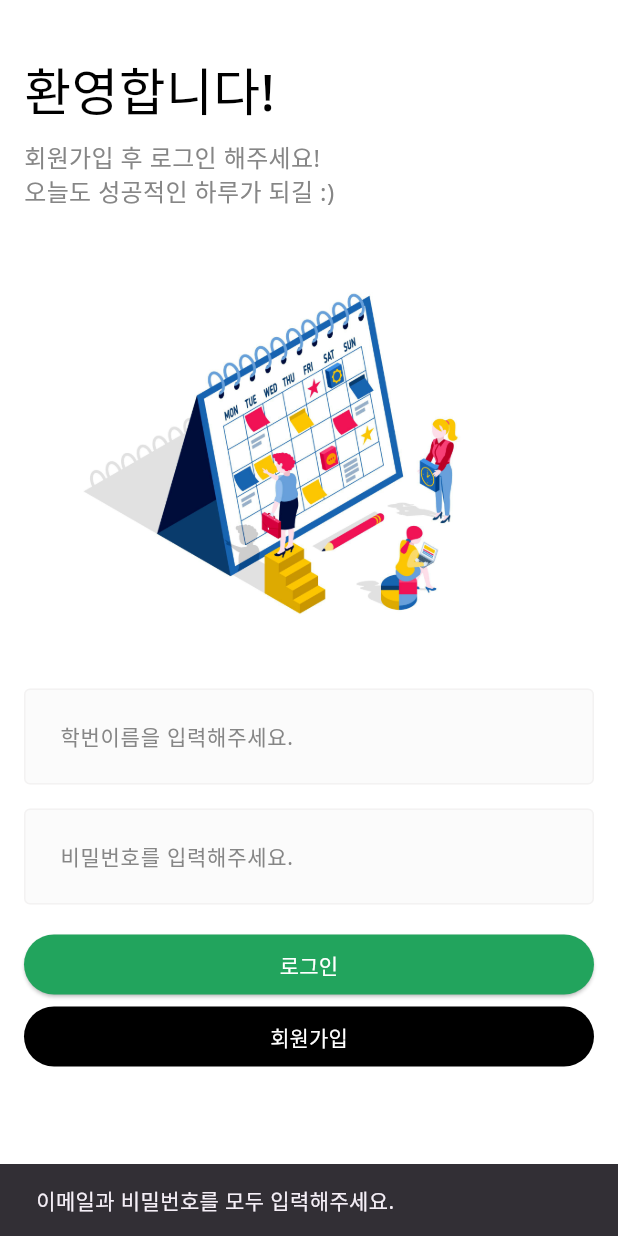
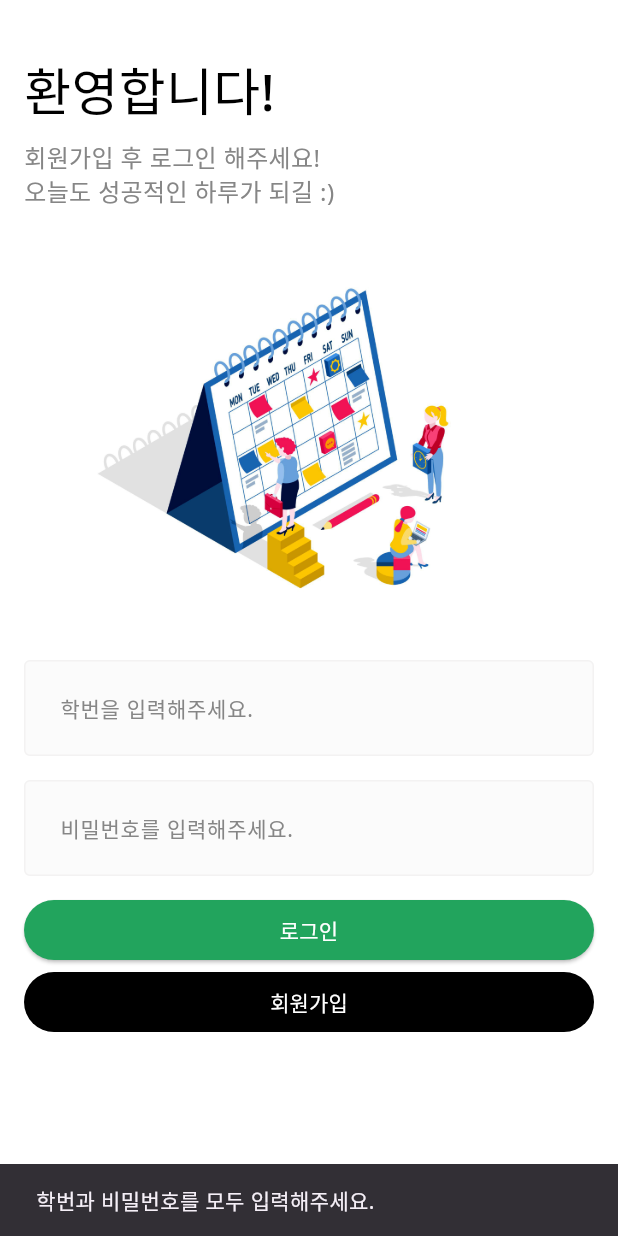
Before and after one commit to kimjuho913-master/ourclasscalendar, a Flutter app: the screen it shows after launch, after a tap on "로그인", on a phone screen of 412 x 824 dp. Run offline on Flutter 3.47's test engine with Material 3 defaults, Android fonts, the phone set to English and light mode, and no system bars; our stand-ins replace cloud_firestore, firebase_auth, firebase_core; accounts and stored records are empty.

Commit message:
고지가 코앞

```diff
--- a/lib/main.dart
+++ b/lib/main.dart
@@ -4,6 +4,7 @@ import 'package:class_calendar/services/firestore_service.dart';
 import 'package:firebase_core/firebase_core.dart';
 import 'package:flutter/material.dart';
 import 'package:intl/date_symbol_data_local.dart';
+import 'package:flutter/services.dart';
 
 void main() async {
   // main 함수는 기존과 동일합니다.
@@ -11,6 +12,12 @@ void main() async {
   await Firebase.initializeApp(
     options: DefaultFirebaseOptions.currentPlatform,
   );
+
+  await SystemChrome.setPreferredOrientations([
+    DeviceOrientation.portraitUp,
+    DeviceOrientation.portraitDown,
+  ]);
+
   await initializeDateFormatting();
 
   final firestoreService = FirestoreService();
--- a/lib/screen/login_screen.dart
+++ b/lib/screen/login_screen.dart
@@ -14,14 +14,11 @@ class LoginScreen extends StatefulWidget {
 }
 
 class _LoginScreenState extends State<LoginScreen> {
-  String email = '';
+  String userId = '';
   String password = '';
 
   @override
   Widget build(BuildContext context) {
-    // 현재 화면의 너비를 가져옵니다.
-    final screenWidth = MediaQuery.of(context).size.width;
-
     return DefaultLayout(
       child: SingleChildScrollView(
         keyboardDismissBehavior: ScrollViewKeyboardDismissBehavior.onDrag,
@@ -31,25 +28,21 @@ class _LoginScreenState extends State<LoginScreen> {
             child: Column(
               crossAxisAlignment: CrossAxisAlignment.stretch,
               children: [
-                const SizedBox(height: 35.0), // 상단 여백
+                const SizedBox(height: 35.0),
                 const _Title(),
                 const SizedBox(height: 8.0),
                 const _SubTitle(),
-                // [수정] 이미지 위젯
-                // 화면 너비의 60%를 차지하도록 너비를 설정합니다.
                 FractionallySizedBox(
-                  widthFactor: 0.8,
+                  widthFactor: 0.75,
                   child: Image.asset(
                     'asset/img/logo.png',
                   ),
                 ),
-
-                const SizedBox(height: 16.0), // 이미지와 입력창 사이 여백
-
+                const SizedBox(height: 16.0),
                 CustomTextFormField(
-                  hintText: '학번이름을 입력해주세요.',
+                  hintText: '학번을 입력해주세요.',
                   onChanged: (String value) {
-                    email = '$value@hs.go';
+                    userId = value;
                   },
                 ),
                 const SizedBox(height: 16.0),
@@ -63,27 +56,41 @@ class _LoginScreenState extends State<LoginScreen> {
                 const SizedBox(height: 16.0),
                 ElevatedButton(
                   onPressed: () async {
-                    // 로그인 로직은 그대로 유지
-                    if (email.isEmpty || password.isEmpty) {
+                    if (userId.isEmpty || password.isEmpty) {
                       ScaffoldMessenger.of(context).showSnackBar(
                         const SnackBar(
-                            content: Text('이메일과 비밀번호를 모두 입력해주세요.')),
+                            content: Text('학번과 비밀번호를 모두 입력해주세요.')),
                       );
                       return;
                     }
                     try {
+                      // 1. 이메일 형식으로 로그인 시도
+                      final userCredential =
                       await FirebaseAuth.instance.signInWithEmailAndPassword(
-                        email: email.trim(),
+                        email: '23hs${userId.trim()}@cbhs.hs.kr',
                         password: password.trim(),
                       );
+
+                      // [핵심] 로그인 성공 후, 이메일 인증이 완료되었는지 확인
+                      if (userCredential.user != null &&
+                          !userCredential.user!.emailVerified) {
+
+                        // 인증이 안됐으면 바로 로그아웃 시키고 에러를 발생시켜 catch 블록으로 보냄
+                        await FirebaseAuth.instance.signOut();
+                        throw FirebaseAuthException(code: 'email-not-verified');
+                      }
+
                     } on FirebaseAuthException catch (e) {
                       String message = '로그인에 실패했습니다.';
                       if (e.code == 'user-not-found' ||
                           e.code == 'wrong-password' ||
                           e.code == 'invalid-credential') {
-                        message = '학번이름 또는 비밀번호가 잘못되었습니다.';
+                        message = '학번 또는 비밀번호가 잘못되었습니다.';
                       } else if (e.code == 'invalid-email') {
-                        message = '유효하지 않은 학번이름 형식입니다.';
+                        message = '유효하지 않은 학번 형식입니다.';
+                      } else if (e.code == 'email-not-verified') {
+                        // [핵심] 이메일 미인증 에러 처리
+                        message = '이메일 인증이 필요합니다. 학교 메일함을 확인해주세요.';
                       }
                       ScaffoldMessenger.of(context).showSnackBar(
                         SnackBar(content: Text(message)),
@@ -92,9 +99,11 @@ class _LoginScreenState extends State<LoginScreen> {
                   },
                   style: ElevatedButton.styleFrom(
                     backgroundColor: goodColor,
+                    tapTargetSize: MaterialTapTargetSize.shrinkWrap,
                   ),
                   child: const Text('로그인', style: TextStyle(color: Colors.white)),
                 ),
+                const SizedBox(height: 8.0),
                 TextButton(
                   onPressed: () {
                     Navigator.of(context).push(
@@ -104,6 +113,7 @@ class _LoginScreenState extends State<LoginScreen> {
                   },
                   style: TextButton.styleFrom(
                     backgroundColor: Colors.black,
+                    tapTargetSize: MaterialTapTargetSize.shrinkWrap,
                   ),
                   child: const Text(
                     '회원가입',
@@ -119,14 +129,12 @@ class _LoginScreenState extends State<LoginScreen> {
   }
 }
 
-// _Title과 _SubTitle 위젯은 반응형 폰트 크기를 유지합니다.
 class _Title extends StatelessWidget {
   const _Title({super.key});
 
   @override
   Widget build(BuildContext context) {
-
-    return Text(
+    return const Text(
       '환영합니다!',
       style: TextStyle(
         fontSize: 34,
@@ -142,8 +150,7 @@ class _SubTitle extends StatelessWidget {
 
   @override
   Widget build(BuildContext context) {
-
-    return Text(
+    return const Text(
       '회원가입 후 로그인 해주세요!\n오늘도 성공적인 하루가 되길 :)',
       style: TextStyle(
         fontSize: 16,
--- a/lib/screen/register_screen.dart
+++ b/lib/screen/register_screen.dart
@@ -14,15 +14,12 @@ class RegisterScreen extends StatefulWidget {
 
 class _RegisterScreenState extends State<RegisterScreen> {
   final FirestoreService _firestoreService = FirestoreService();
-  // [추가] Form의 상태를 관리하기 위한 GlobalKey
   final _formKey = GlobalKey<FormState>();
-  String studentId = '';
+  String userId = '';
   String password = '';
   bool isLoading = false;
 
   void onRegisterPressed() async {
-    // [수정] Form의 유효성을 먼저 검사합니다.
-    // validate()가 false를 반환하면 (validator에서 에러 메시지를 반환하면) 더 이상 진행하지 않습니다.
     if (!_formKey.currentState!.validate()) {
       return;
     }
@@ -33,31 +30,43 @@ class _RegisterScreenState extends State<RegisterScreen> {
 
     try {
       final bool isAllowed =
-      await _firestoreService.isStudentAllowed(studentId.trim());
+      await _firestoreService.isUserAllowed(userId.trim());
 
       if (!isAllowed) {
-        throw FirebaseAuthException(code: 'student-not-allowed');
+        throw FirebaseAuthException(code: 'user-not-allowed');
       }
 
+      // 1. 사용자 계정을 생성합니다.
+      final userCredential =
       await FirebaseAuth.instance.createUserWithEmailAndPassword(
-        email: '${studentId.trim()}@hs.go',
+        email: '23hs${userId.trim()}@cbhs.hs.kr',
         password: password.trim(),
       );
 
+      // [핵심] 생성된 계정으로 인증 이메일을 보냅니다.
+      if (userCredential.user != null) {
+        await userCredential.user!.sendEmailVerification();
+      }
+
+      // 가입 후에는 자동 로그인을 막기 위해 로그아웃 처리합니다.
       await FirebaseAuth.instance.signOut();
 
       if (mounted) {
+        // [수정] 사용자에게 이메일을 확인하라는 안내 메시지를 보여줍니다.
         ScaffoldMessenger.of(context).showSnackBar(
-          const SnackBar(content: Text('회원가입에 성공했습니다! 로그인해주세요.')),
+          const SnackBar(
+            content: Text('회원가입 완료! 학교 이메일을 확인하여 계정을 활성화해주세요.'),
+            duration: Duration(seconds: 5), // 메시지를 더 오래 표시
+          ),
         );
         Navigator.of(context).pop();
       }
     } on FirebaseAuthException catch (e) {
       String message = '회원가입에 실패했습니다.';
-      if (e.code == 'student-not-allowed') {
+      if (e.code == 'user-not-allowed') {
         message = '허용되지 않은 사용자입니다. 관리자에게 문의하세요.';
       } else if (e.code == 'email-already-in-use') {
-        message = '이미 가입된 학번이름입니다.';
+        message = '이미 가입된 학번입니다.';
       } else if (e.code == 'weak-password') {
         message = '비밀번호는 6자 이상이어야 합니다.';
       }
@@ -82,7 +91,6 @@ class _RegisterScreenState extends State<RegisterScreen> {
         child: SafeArea(
           child: Padding(
             padding: const EdgeInsets.symmetric(horizontal: 16.0),
-            // [추가] Form 위젯으로 감싸서 유효성 검사를 활성화합니다.
             child: Form(
               key: _formKey,
               child: Column(
@@ -95,17 +103,16 @@ class _RegisterScreenState extends State<RegisterScreen> {
                   ),
                   const SizedBox(height: 8),
                   const Text(
-                    '학번이름과 사용할 비밀번호를 입력해주세요.',
+                    '학번과 사용할 비밀번호를 입력해주세요.',
                     style: TextStyle(fontSize: 16),
                   ),
                   const SizedBox(height: 32),
                   CustomTextFormField(
-                    hintText: '학번이름',
-                    onChanged: (value) => studentId = value,
-                    // [추가] 학번이름이 비어있는지 검사합니다.
+                    hintText: '학번',
+                    onChanged: (value) => userId = value,
                     validator: (value) {
                       if (value == null || value.isEmpty) {
-                        return '학번이름을 입력해주세요.';
+                        return '학번을 입력해주세요.';
                       }
                       return null;
                     },
@@ -115,7 +122,6 @@ class _RegisterScreenState extends State<RegisterScreen> {
                     hintText: '비밀번호',
                     onChanged: (value) => password = value,
                     obscureText: true,
-                    // [핵심] 비밀번호 유효성 검사 로직
                     validator: (value) {
                       if (value == null || value.isEmpty) {
                         return '비밀번호를 입력해주세요.';
@@ -123,7 +129,8 @@ class _RegisterScreenState extends State<RegisterScreen> {
                       if (value.length < 6) {
                         return '비밀번호는 6자 이상이어야 합니다.';
                       }
-                      if (!RegExp(r'[abcdefghijklmnopqrstuvwxyz]').hasMatch(value)) {
+                      if (!RegExp(r'[abcdefghijklmnopqrstuvwxyz]')
+                          .hasMatch(value)) {
                         return '비밀번호에 영문 소문자가 포함되어야 합니다.';
                       }
                       if (!RegExp(r'[0-9]').hasMatch(value)) {
@@ -132,7 +139,7 @@ class _RegisterScreenState extends State<RegisterScreen> {
                       if (!RegExp(r'[!@#$%^&*(),.?":{}|<>]').hasMatch(value)) {
                         return '비밀번호에 특수문자가 포함되어야 합니다.';
                       }
-                      return null; // 모든 조건을 만족하면 null을 반환 (에러 없음)
+                      return null;
                     },
                   ),
                   const SizedBox(height: 24),
@@ -141,7 +148,8 @@ class _RegisterScreenState extends State<RegisterScreen> {
                   else
                     ElevatedButton(
                       onPressed: onRegisterPressed,
-                      style: ElevatedButton.styleFrom(backgroundColor: goodColor),
+                      style:
+                      ElevatedButton.styleFrom(backgroundColor: goodColor),
                       child: const Text('가입하기',
                           style: TextStyle(color: Colors.white)),
                     ),
```
Also changed, not shown: lib/services/firestore_service.dart (+4 -4 lines), 1 other file.
